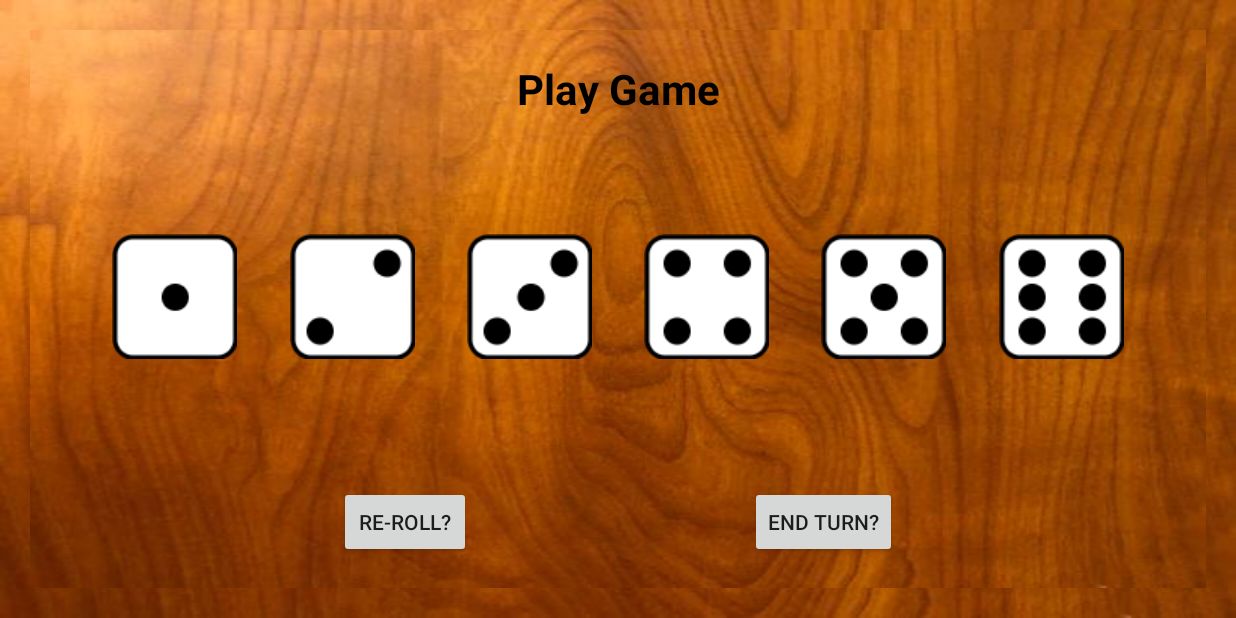
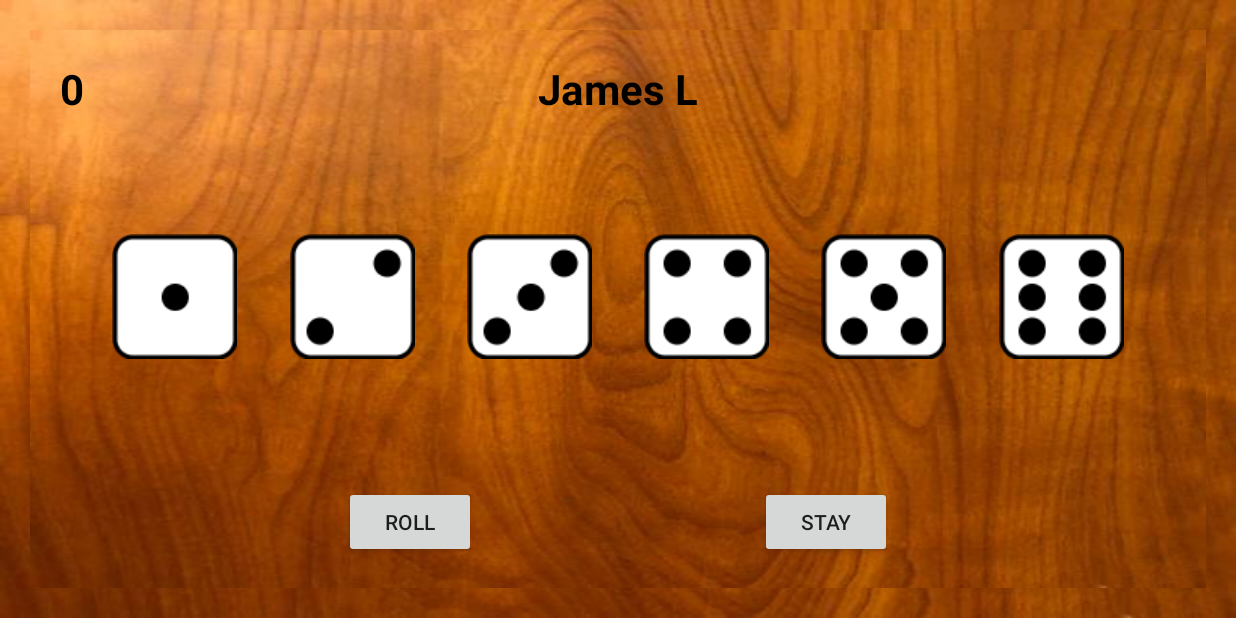
Before and after one commit to dignified-farkle-coders/dignified-farkle-client, an Android app: the PlayFragment screen opened through its navigation route, after a tap on "ROLL", on a phone screen of 824 x 412 dp (held sideways). Run offline under Robolectric (Android 15) with nearby library versions, the phone set to English and light mode, and no system bars; our stand-ins replace RxJava; 4 statements that could not run were skipped.

Commit message:
Update for Robert

```diff
--- a/app/src/main/java/io/farkle/dignifiedfarkleclient/PlayFragment.java
+++ b/app/src/main/java/io/farkle/dignifiedfarkleclient/PlayFragment.java
@@ -1,4 +1,5 @@
 package io.farkle.dignifiedfarkleclient;
+
 import android.content.Context;
 import android.graphics.Color;
 import android.media.MediaPlayer;
@@ -23,6 +24,7 @@ import java.util.Random;
 import org.w3c.dom.Text;
 
 public class PlayFragment extends Fragment {
+
   // TODO: Rename parameter arguments, choose names that match
   // the fragment initialization parameters, e.g. ARG_ITEM_NUMBER
   private static final String TAG = "playgameactivity";
@@ -36,31 +38,35 @@ public class PlayFragment extends Fragment {
   private int[] myArray = new int[6];
   private TextView userDisplay;
   private MainViewModel viewModel;
+  ImageView die1;
+  ImageView die2;
+  ImageView die3;
+  ImageView die4;
+  ImageView die5;
+  ImageView die6;
+  MediaPlayer diceAudio;
+  private TextView pointTally;
+  private GamePlayer gamePlayer;
+
 
   @Override
   public View onCreateView(LayoutInflater inflater, ViewGroup container,
       Bundle savedInstanceState) {
     View view = inflater.inflate(R.layout.fragment_play, container, false);
-    ImageView die1 = view.findViewById(R.id.die_1);
+
+    die1 = view.findViewById(R.id.die_1);
     die1.setVisibility(View.GONE);
-    ImageView die2 = view.findViewById(R.id.die_2);
+    die2 = view.findViewById(R.id.die_2);
     die2.setVisibility(View.GONE);
-    ImageView die3 = view.findViewById(R.id.die_3);
+    die3 = view.findViewById(R.id.die_3);
     die3.setVisibility(View.GONE);
-    ImageView die4 = view.findViewById(R.id.die_4);
+    die4 = view.findViewById(R.id.die_4);
     die4.setVisibility(View.GONE);
-    ImageView die5 = view.findViewById(R.id.die_5);
+    die5 = view.findViewById(R.id.die_5);
     die5.setVisibility(View.GONE);
-    ImageView die6 = view.findViewById(R.id.die_6);
+    die6 = view.findViewById(R.id.die_6);
     die6.setVisibility(View.GONE);
-    Button reRoll = view.findViewById(R.id.re_roll);
-    reRoll.setVisibility(View.GONE);
-    Button stay = view.findViewById(R.id.stay);
-    stay.setVisibility(View.GONE);
-    Button roll = view.findViewById(R.id.roll);
-    roll.setOnClickListener(v -> {
-      MediaPlayer diceRoll = MediaPlayer.create(getActivity(), R.raw.dice_roll);
-      diceRoll.start();
+
     isSelected1 = false;
     die1.setColorFilter(null);
     isSelected2 = false;
@@ -74,15 +80,26 @@ public class PlayFragment extends Fragment {
     isSelected6 = false;
     die6.setColorFilter(null);
 
-//      for (int i = 0; i < myArray.length; i++) {
-//        myArray[i] = rng.nextInt(5) + 1;
-//      }
+    return view;
+  }
 
+  @Override
+  public void onViewCreated(@NonNull View view, @Nullable Bundle savedInstanceState) {
+    super.onViewCreated(view, savedInstanceState);
+    viewModel = ViewModelProviders.of(getActivity()).get(MainViewModel.class);
+    diceAudio = MediaPlayer.create(getContext(), R.raw.dice_roll);
+    Button reRoll = view.findViewById(R.id.re_roll);
+    Button stay = view.findViewById(R.id.stay);
+    pointTally = view.findViewById(R.id.point_tally);
 
+    viewModel.getGame().observe(this, obj -> {
+      Game game = (Game) obj;
+
+//      GamePlayer gamePlayer = game.getGamePlayers().get();
+      myArray = game.getLastAction().getAvailableDice();
       System.out.println("MyArray: " + Arrays.toString(myArray));
-      roll.setVisibility(View.GONE);
-      reRoll.setVisibility(View.VISIBLE);
-      stay.setVisibility(View.VISIBLE);
+
+      if (myArray.length > 0) {
         dieImage(myArray[0], die1);
         die1.setVisibility(View.VISIBLE);
         die1.setOnClickListener(one -> {
@@ -93,8 +110,11 @@ public class PlayFragment extends Fragment {
             die1.setColorFilter(null);
             isSelected1 = false;
           }
-        System.out.println(Arrays.toString(dieArray()));
+          System.out.println(Arrays.toString(dieArray(myArray.length)));
         });
+      }
+
+      if (myArray.length > 1) {
         dieImage(myArray[1], die2);
         die2.setVisibility(View.VISIBLE);
         die2.setOnClickListener(one -> {
@@ -105,8 +125,11 @@ public class PlayFragment extends Fragment {
             die2.setColorFilter(null);
             isSelected2 = false;
           }
-        System.out.println(Arrays.toString(dieArray()));
+          System.out.println(Arrays.toString(dieArray(myArray.length)));
         });
+      }
+
+      if (myArray.length > 2) {
         dieImage(myArray[2], die3);
         die3.setVisibility(View.VISIBLE);
         die3.setOnClickListener(one -> {
@@ -117,8 +140,11 @@ public class PlayFragment extends Fragment {
             die3.setColorFilter(null);
             isSelected3 = false;
           }
-        System.out.println(Arrays.toString(dieArray()));
+          System.out.println(Arrays.toString(dieArray(myArray.length)));
         });
+      }
+
+      if (myArray.length > 3) {
         dieImage(myArray[3], die4);
         die4.setVisibility(View.VISIBLE);
         die4.setOnClickListener(one -> {
@@ -129,8 +155,11 @@ public class PlayFragment extends Fragment {
             die4.setColorFilter(null);
             isSelected4 = false;
           }
-        System.out.println(Arrays.toString(dieArray()));
+          System.out.println(Arrays.toString(dieArray(myArray.length)));
         });
+      }
+
+      if (myArray.length > 4) {
         dieImage(myArray[4], die5);
         die5.setVisibility(View.VISIBLE);
         die5.setOnClickListener(one -> {
@@ -141,8 +170,11 @@ public class PlayFragment extends Fragment {
             die5.setColorFilter(null);
             isSelected5 = false;
           }
-        System.out.println(Arrays.toString(dieArray()));
+          System.out.println(Arrays.toString(dieArray(myArray.length)));
         });
+      }
+
+      if (myArray.length > 5) {
         dieImage(myArray[5], die6);
         die6.setVisibility(View.VISIBLE);
         die6.setOnClickListener(one -> {
@@ -153,50 +185,38 @@ public class PlayFragment extends Fragment {
             die6.setColorFilter(null);
             isSelected6 = false;
           }
-        System.out.println(Arrays.toString(dieArray()));
+          System.out.println(Arrays.toString(dieArray(myArray.length)));
+        });
+      }
+
+      userDisplay = view.findViewById(R.id.display_name);
+
+      try {
+        userDisplay.setText(String.valueOf(game.getLastAction().getNextPlayer().getDisplayName()));
+      } catch (Exception ignore) {
+        userDisplay.setText("James L");
+        System.out.println("user display has null value");
+      }
+
+      reRoll.setOnClickListener(v -> {
+        System.out.println("dieArray " + Arrays.toString(dieArray(myArray.length)));
+        viewModel.sendFrozen(dieArray(myArray.length), false);
+        myArray = game.getLastAction().getAvailableDice();
+//        pointTally.setText(game.getLastAction().getPlayer().getVictoryPoints());
+        diceAudio.start();
+
+      });
+
+      stay.setOnClickListener(v -> {
+        int[] returnArray = dieArray(myArray.length);
+
+        System.out.println("Stay Dice: " + Arrays.toString(returnArray));
+        viewModel.sendFrozen(dieArray(myArray.length), true);
+        diceAudio.start();
       });
     });
-    reRoll.setOnClickListener(v -> {
-      clearScreen(die1, die2, die3, die4, die5, die6, reRoll, stay, roll, View.VISIBLE, View.GONE);
-    });
-    stay.setOnClickListener(v -> {
-      clearScreen(die1, die2, die3, die4, die5, die6, stay, roll, reRoll, View.GONE, View.VISIBLE);
-      int[] returnArray = dieArray();
-      for (int i = 0; i < dieArray().length; i++) {
-        returnArray[i] = returnArray[i] * -1;
   }
 
-      System.out.println(Arrays.toString(returnArray));
-    });
-    return view;
-  }
-
-  @Override
-  public void onViewCreated(@NonNull View view, @Nullable Bundle savedInstanceState) {
-    super.onViewCreated(view, savedInstanceState);
-    viewModel = ViewModelProviders.of(getActivity()).get(MainViewModel.class);
-    viewModel.getGame().observe(this, obj -> {
-      Game game = (Game) obj;
-//      GamePlayer gamePlayer = game.getGamePlayers().get();
-      myArray = game.getLastAction().getAvailableDice();
-      userDisplay = view.findViewById(R.id.display_name);
-      userDisplay.setText(String.valueOf(game.getLastAction().getNextPlayer().getDisplayName()));
-    });
-
-  }
-
-  /**
-   * This interface must be implemented by activities that contain this fragment to allow an
-   * interaction in this fragment to be communicated to the activity and potentially other fragments
-   * contained in that activity.
-   * <p>
-   * See the Android Training lesson <a href= "http://developer.android.com/training/basics/fragments/communicating.html"
-   * >Communicating with Other Fragments</a> for more information.
-   */
-  public interface OnFragmentInteractionListener {
-    // TODO: Update argument type and name
-    void onFragmentInteraction(Uri uri);
-  }
   private void dieImage(int value, ImageView die) {
     if (value == 1) {
       die.setImageResource(R.drawable.generic_1);
@@ -217,51 +237,65 @@ public class PlayFragment extends Fragment {
       die.setImageResource(R.drawable.generic_6);
     }
   }
-  private void clearScreen(ImageView die1, ImageView die2, ImageView die3, ImageView die4,
-      ImageView die5, ImageView die6, Button reRoll, Button stay, Button roll, int visible,
-      int gone) {
-    reRoll.setVisibility(View.GONE);
-    roll.setVisibility(visible);
-    stay.setVisibility(gone);
-    die1.setVisibility(View.GONE);
-    die2.setVisibility(View.GONE);
-    die3.setVisibility(View.GONE);
-    die4.setVisibility(View.GONE);
-    die5.setVisibility(View.GONE);
-    die6.setVisibility(View.GONE);
+
+
+  public int[] dieArray(int length) {
+    Game game = new Game();
+    int[] returnArray;
+    returnArray = new int[length];
+
+    try {
+      returnArray = new int[game.getLastAction().getAvailableDice().length];
+    } catch (Exception ignore) {
     }
-  public int[] dieArray() {
-    int[] returnArray = new int[6];
+
+    if (returnArray.length > 0) {
       if (isSelected1) {
         returnArray[0] = myArray[0];
       } else {
         returnArray[0] = 0;
       }
+    }
+
+    if (returnArray.length > 1) {
       if (isSelected2) {
         returnArray[1] = myArray[1];
       } else {
         returnArray[1] = 0;
       }
+    }
+
+    if (returnArray.length > 2) {
       if (isSelected3) {
         returnArray[2] = myArray[2];
       } else {
         returnArray[2] = 0;
       }
+    }
+
+    if (returnArray.length > 3) {
       if (isSelected4) {
         returnArray[3] = myArray[3];
       } else {
         returnArray[3] = 0;
       }
+    }
+
+    if (returnArray.length > 4) {
       if (isSelected5) {
         returnArray[4] = myArray[4];
       } else {
         returnArray[4] = 0;
       }
+    }
+
+    if (returnArray.length > 5) {
       if (isSelected6) {
         returnArray[5] = myArray[5];
       } else {
         returnArray[5] = 0;
       }
+    }
     return returnArray;
   }
 }
--- a/app/src/main/java/io/farkle/dignifiedfarkleclient/viewmodel/MainViewModel.java
+++ b/app/src/main/java/io/farkle/dignifiedfarkleclient/viewmodel/MainViewModel.java
@@ -12,6 +12,7 @@ import androidx.lifecycle.OnLifecycleEvent;
 import com.google.android.gms.auth.api.signin.GoogleSignInAccount;
 import io.farkle.dignifiedfarkleclient.BuildConfig;
 import io.farkle.dignifiedfarkleclient.model.GamePreferences;
+import io.farkle.dignifiedfarkleclient.model.entity.Action;
 import io.farkle.dignifiedfarkleclient.model.entity.Game;
 import io.farkle.dignifiedfarkleclient.model.entity.Player;
 import io.farkle.dignifiedfarkleclient.service.FarkleService;
@@ -85,12 +86,15 @@ public class MainViewModel<TAG> extends AndroidViewModel implements LifecycleObs
     String token = getAuthorizationHeader(account.getValue());
     FarkleService.getInstance().post(token, new GamePreferences(1))
         .subscribeOn(Schedulers.io())
-        .subscribe(this.game::postValue);//, this.throwable::postValue);
+        .subscribe(this.game::postValue, this.throwable::postValue);
   }
 
-  public void sendFrozen() {
+  public void sendFrozen(int[] frozen, boolean stay) {
     String token = getAuthorizationHeader(account.getValue());
-    FarkleService.getInstance().post(token, new GamePreferences(1))
+    Action action = new Action();
+    action.setFrozenDice(frozen);
+    action.setStay(stay);
+    FarkleService.getInstance().post(token, action, game.getValue().getId())
         .subscribeOn(Schedulers.io())
         .subscribe(this.game::postValue);//, this.throwable::postValue);
   }
--- a/app/src/main/res/layout/fragment_play.xml
+++ b/app/src/main/res/layout/fragment_play.xml
@@ -21,14 +21,14 @@
     app:layout_constraintLeft_toLeftOf="parent"
     style="@style/Headers"/>
 
-  <Button
-    android:id="@+id/roll"
+  <TextView
+    android:id="@+id/point_tally"
     android:layout_width="wrap_content"
     android:layout_height="wrap_content"
-    android:text="Roll"
-    app:layout_constraintBottom_toBottomOf="parent"
+    android:text="0"
+    app:layout_constraintTop_toTopOf="parent"
     app:layout_constraintLeft_toLeftOf="parent"
-    app:layout_constraintRight_toRightOf="parent"/>
+    style="@style/Headers"/>
 
   <Button
     android:id="@+id/re_roll"
@@ -37,7 +37,7 @@
     app:layout_constraintBottom_toBottomOf="parent"
     app:layout_constraintLeft_toLeftOf="parent"
     app:layout_constraintRight_toLeftOf="@id/stay"
-    android:text="Re-Roll?"/>
+    android:text="Roll"/>
 
   <Button
     android:id="@+id/stay"
@@ -46,7 +46,7 @@
     app:layout_constraintBottom_toBottomOf="parent"
     app:layout_constraintLeft_toRightOf="@id/re_roll"
     app:layout_constraintRight_toRightOf="parent"
-    android:text="End Turn?"/>
+    android:text="Stay"/>
 
   <ImageView
     android:id="@+id/die_1"
--- a/app/src/main/res/values/styles.xml
+++ b/app/src/main/res/values/styles.xml
@@ -9,7 +9,7 @@
   </style>
 
   <style name="DataFields" parent="Theme.AppCompat.Light">
-    <item name="android:textSize">16sp</item>
+    <item name="android:textSize">30sp</item>
     <item name="android:padding">30sp</item>
     <item name="android:textColor">@color/textColors</item>
   </style>
```
Also changed, not shown: app/build.gradle (+6 -1 lines). Lines whose indentation alone changed are shown as unchanged.
